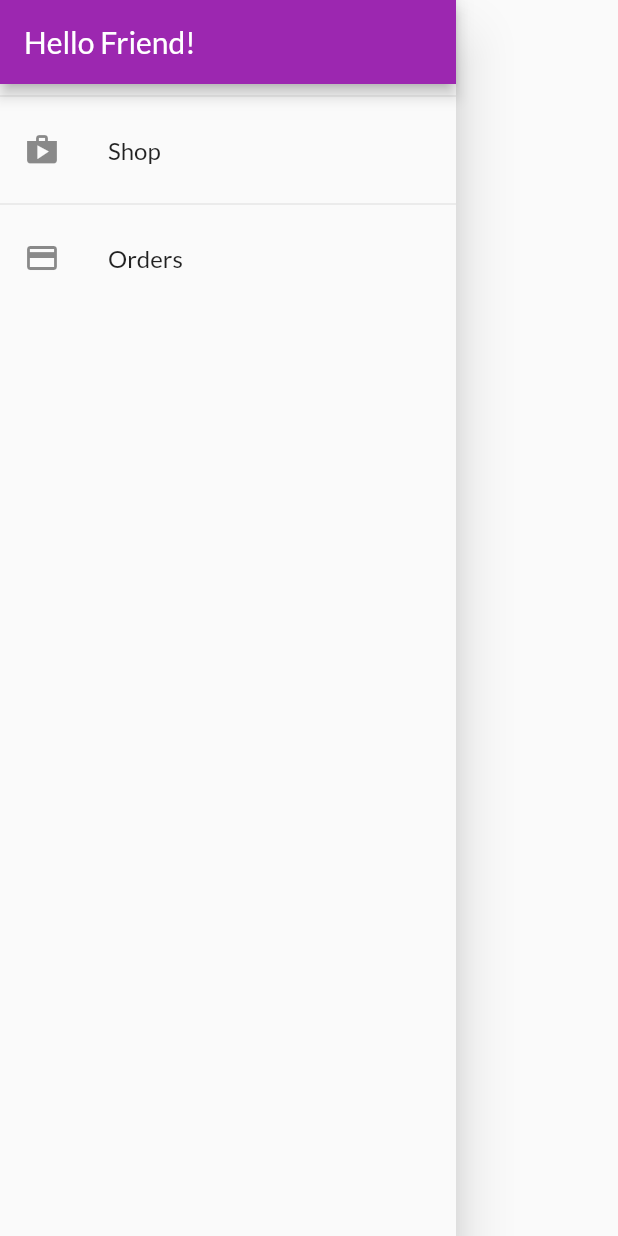
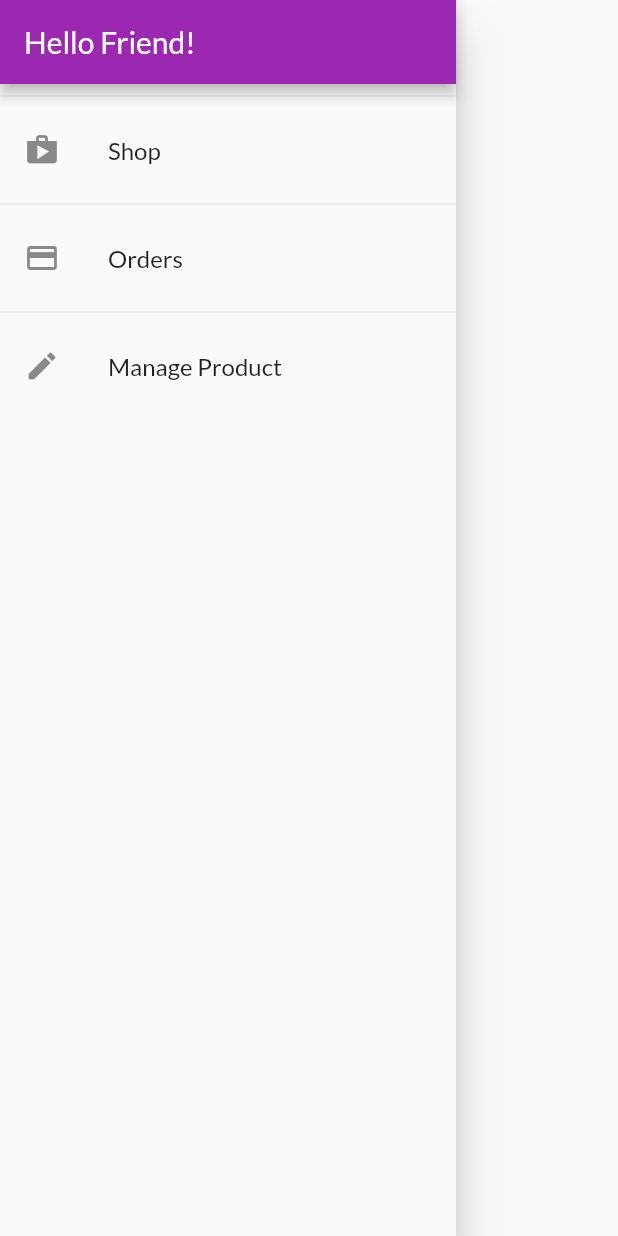
Before and after one commit to NguyenHoangThongB1910582/flutter-lab1, a Flutter app: the AppDrawer widget shown alone on an empty page, opened directly, on a phone screen of 412 x 824 dp. Run offline on Flutter 3.47's test engine with Material 2 defaults, Android fonts, the phone set to English and light mode, and no system bars; network calls fail.

Commit message:
Hoan thanh buoi 2

```diff
--- a/lib/ui/products/user_products_screen.dart
+++ b/lib/ui/products/user_products_screen.dart
@@ -1,5 +1,5 @@
 import 'package:flutter/material.dart';
-
+import '../shared/app_drawer.dart';
 import 'user_product_list_tile.dart';
 import 'products_manager.dart';
 
@@ -16,6 +16,7 @@ class UserProductsScreen extends StatelessWidget {
           buildAddButton(),
         ],
       ),
+      drawer: const AppDrawer(),
       body: RefreshIndicator(
         onRefresh: () async => print('refresh products'),
         child: buildUserProductListView(productsManager),
--- a/lib/ui/shared/app_drawer.dart
+++ b/lib/ui/shared/app_drawer.dart
@@ -31,6 +31,15 @@ class AppDrawer extends StatelessWidget {
                   .pushReplacementNamed(OrdersScreen.routeName);
             },
           ),
+          const Divider(),
+          ListTile(
+            leading: const Icon(Icons.edit),
+            title: const Text('Manage Product'),
+            onTap: () {
+              Navigator.of(context)
+                  .pushReplacementNamed(UserProductsScreen.routeName);
+            },
+          ),
         ],
       ),
     );
```
Also changed, not shown: lib/ui/products/product_overview_screen.dart (+13 -8 lines), lib/ui/products/top_right_badge.dart (+12 -4 lines).
